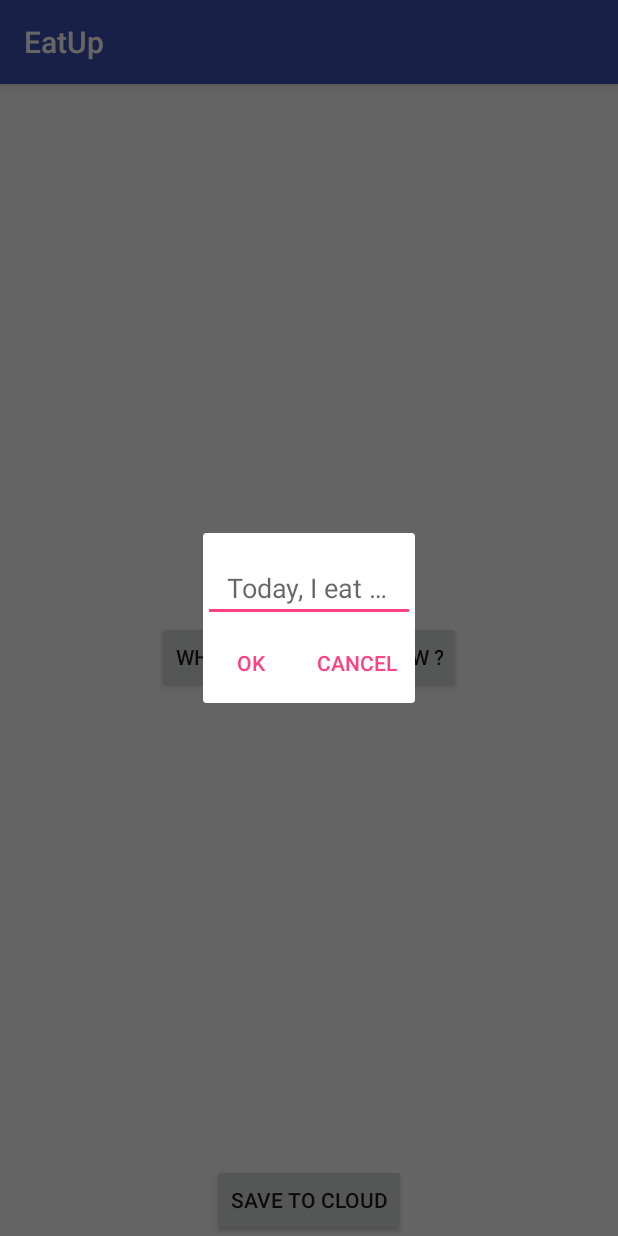
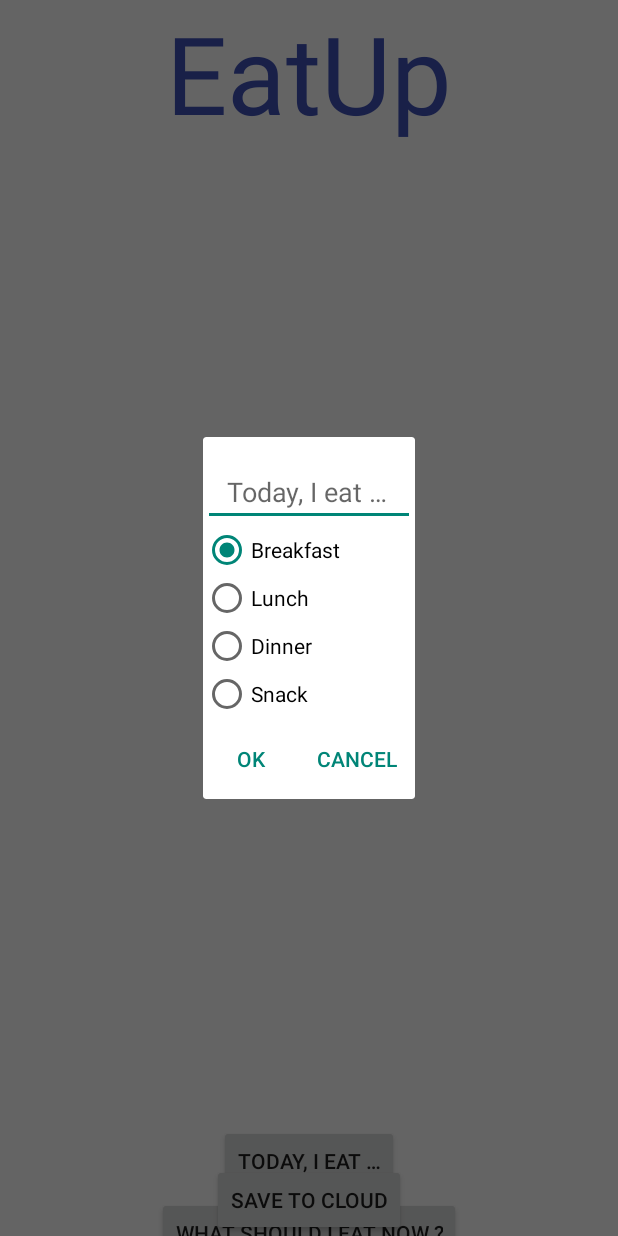
Before and after one commit to vdung7/eatup, an Android app: the screen it shows after launch (MainActivity), after a tap on an icon or button, on a phone screen of 412 x 824 dp. Run offline under Robolectric (Android 15) with nearby library versions, the phone set to English and light mode, and no system bars.

Commit message:
Basic UI/UX

```diff
--- a/app/src/main/AndroidManifest.xml
+++ b/app/src/main/AndroidManifest.xml
@@ -9,7 +9,9 @@
         android:roundIcon="@mipmap/ic_launcher_round"
         android:supportsRtl="true"
         android:theme="@style/AppTheme">
-        <activity android:name="vn.momo.eatup.ui.MainActivity">
+        <activity
+            android:name="vn.momo.eatup.ui.MainActivity"
+            android:theme="@style/Theme.AppCompat.Light.NoActionBar">
             <intent-filter>
                 <action android:name="android.intent.action.MAIN" />
                 <category android:name="android.intent.category.LAUNCHER" />
@@ -18,7 +20,7 @@
 
         <provider
             android:name="vn.momo.eatup.provider.EatUpProvider"
-            android:authorities="${applicationId}.provider.eatwhat"/>
+            android:authorities="${applicationId}.provider.eatwhat" />
     </application>
 
 </manifest>
--- a/app/src/main/java/vn/momo/eatup/provider/EatUpProvider.java
+++ b/app/src/main/java/vn/momo/eatup/provider/EatUpProvider.java
@@ -52,7 +52,7 @@ public class EatUpProvider extends ContentProvider {
                     + EatUpProviderAPI.EatWhatColumn.NAME + " text not null, "
                     + EatUpProviderAPI.EatWhatColumn.LAST_EAT_DATE + " integer not null, "
                     + EatUpProviderAPI.EatWhatColumn.EAT_FOR + " integer, "
-                    + EatUpProviderAPI.EatWhatColumn.EAT_TIMES + " integer, "
+                    + EatUpProviderAPI.EatWhatColumn.EAT_TIMES + " integer default 1, "
                     + EatUpProviderAPI.EatWhatColumn.LOCATION + " text);");
         }
 
--- a/app/src/main/res/layout/activity_main.xml
+++ b/app/src/main/res/layout/activity_main.xml
@@ -6,13 +6,23 @@
     android:layout_height="match_parent"
     tools:context="vn.momo.eatup.ui.MainActivity">
 
+    <TextView
+        style="@style/TextAppearance.AppCompat.Headline"
+        android:layout_width="match_parent"
+        android:layout_height="wrap_content"
+        android:gravity="center"
+        android:text="@string/app_name"
+        android:textColor="@color/colorPrimary"
+        android:textSize="72sp"
+        app:layout_constraintTop_toTopOf="parent" />
+
     <LinearLayout
         android:layout_width="match_parent"
         android:layout_height="wrap_content"
         android:gravity="center"
         android:orientation="vertical"
         app:layout_constraintBottom_toBottomOf="parent"
-        app:layout_constraintTop_toTopOf="parent">
+        app:layout_constraintTop_toBottomOf="parent">
 
         <Button
             android:id="@+id/button_input_eat"
@@ -43,6 +53,7 @@
 
         <TextView
             android:id="@+id/eatup_suggestion_options"
+            style="@style/TextAppearance.AppCompat.Body1"
             android:layout_width="match_parent"
             android:layout_height="wrap_content"
             android:gravity="center"
--- a/app/src/main/res/layout/dialog_eat_input.xml
+++ b/app/src/main/res/layout/dialog_eat_input.xml
@@ -4,7 +4,7 @@
     android:layout_height="match_parent"
     android:orientation="vertical">
 
-    <EditText
+    <AutoCompleteTextView
         android:id="@+id/input_eat"
         android:layout_width="match_parent"
         android:layout_height="wrap_content"
@@ -13,6 +13,38 @@
         android:paddingEnd="16dp"
         android:paddingStart="16dp"
         android:paddingTop="24dp" />
+
+    <RadioGroup
+        android:id="@+id/input_eat_for"
+        android:layout_width="match_parent"
+        android:layout_height="wrap_content"
+        android:layout_gravity="center"
+        android:orientation="vertical">
+
+        <RadioButton
+            android:id="@+id/input_eat_for_breakfast"
+            android:layout_width="wrap_content"
+            android:layout_height="wrap_content"
+            android:text="@string/eat_input_breakfast" />
+
+        <RadioButton
+            android:id="@+id/input_eat_for_lunch"
+            android:layout_width="wrap_content"
+            android:layout_height="wrap_content"
+            android:text="@string/eat_input_lunch" />
+
+        <RadioButton
+            android:id="@+id/input_eat_for_dinner"
+            android:layout_width="wrap_content"
+            android:layout_height="wrap_content"
+            android:text="@string/eat_input_dinner" />
+
+        <RadioButton
+            android:id="@+id/input_eat_for_snack"
+            android:layout_width="wrap_content"
+            android:layout_height="wrap_content"
+            android:text="@string/eat_input_snack" />
+    </RadioGroup>
 
     <LinearLayout
         android:layout_width="match_parent"
--- a/app/src/main/res/values/strings.xml
+++ b/app/src/main/res/values/strings.xml
@@ -1,6 +1,10 @@
 <resources>
     <string name="app_name">EatUp</string>
     <string name="eat_input_hint">Today, I eat &#8230;</string>
+    <string name="eat_input_breakfast">Breakfast</string>
+    <string name="eat_input_lunch">Lunch</string>
+    <string name="eat_input_dinner">Dinner</string>
+    <string name="eat_input_snack">Snack</string>
     <string name="eat_suggestion_hint">What should I eat now ?</string>
     <string name="eat_suggestion_result">You should eat "%s"</string>
     <string name="eat_suggestion_result_options">Other options:\n%s</string>
```
Also changed, not shown: app/src/main/java/vn/momo/eatup/ui/EatInputDialog.java (+98 -13 lines), app/src/main/java/vn/momo/eatup/ui/MainActivity.java (+6 -3 lines), 1 other file.
